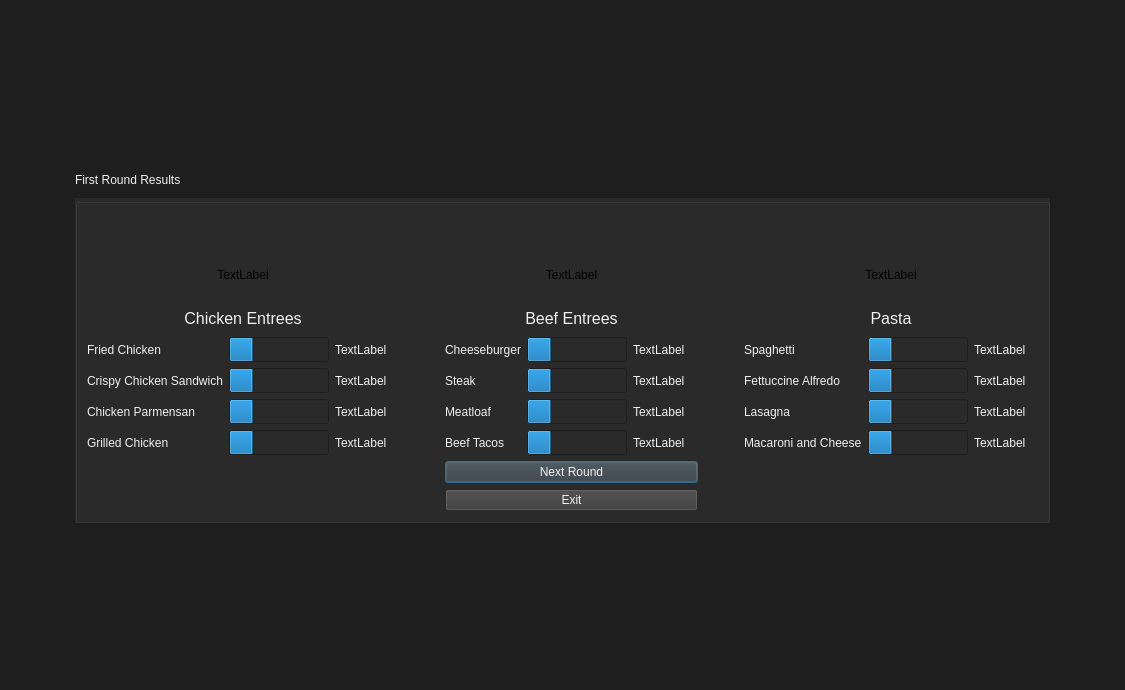
cvmxander/COP-3003-Project, file VotingApp/firstresults.ui: the form before one commit.
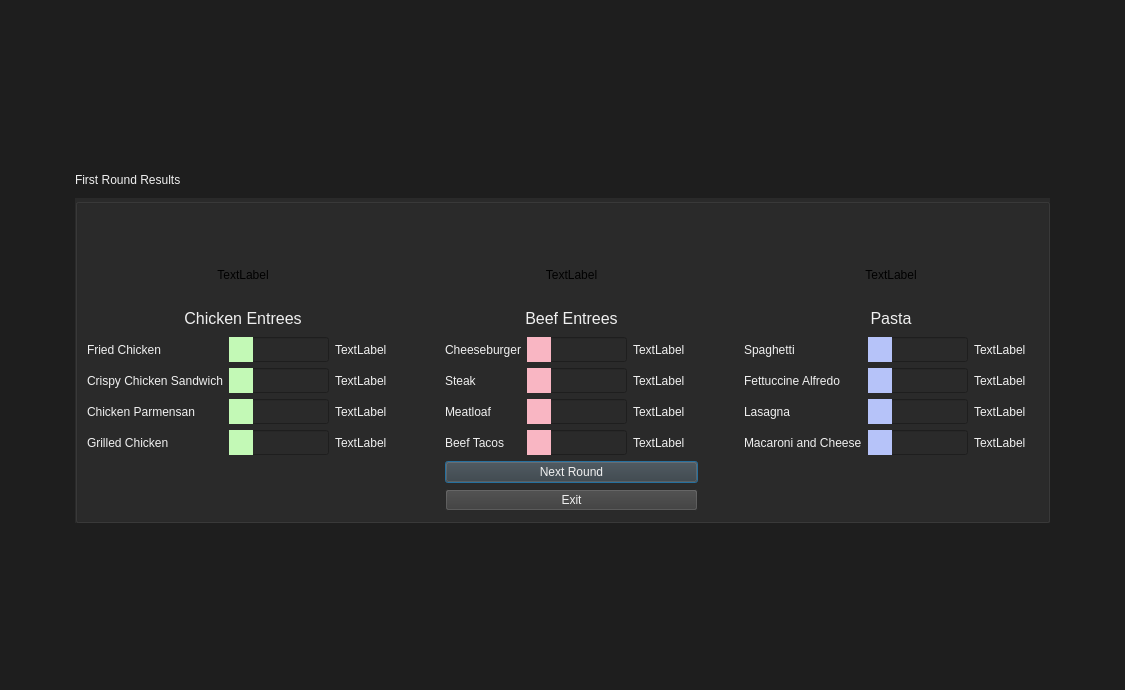
The form after the commit.

Diff of the .ui file:
```diff
--- a/VotingApp/firstresults.ui
+++ b/VotingApp/firstresults.ui
@@ -118,6 +118,11 @@
             <height>25</height>
            </size>
           </property>
+          <property name="styleSheet">
+           <string notr="true">QProgressBar::chunk {
+	background-color: rgb(182, 195, 249);
+}</string>
+          </property>
           <property name="value">
            <number>24</number>
           </property>
@@ -156,6 +161,11 @@
             <height>25</height>
            </size>
           </property>
+          <property name="styleSheet">
+           <string notr="true">QProgressBar::chunk {
+	background-color: rgb(182, 195, 249);
+}</string>
+          </property>
           <property name="value">
            <number>24</number>
           </property>
@@ -188,6 +198,11 @@
             <height>25</height>
            </size>
           </property>
+          <property name="styleSheet">
+           <string notr="true">QProgressBar::chunk {
+	background-color: rgb(249, 182, 195);
+}</string>
+          </property>
           <property name="value">
            <number>24</number>
           </property>
@@ -236,6 +251,11 @@
             <height>25</height>
            </size>
           </property>
+          <property name="styleSheet">
+           <string notr="true">QProgressBar::chunk {
+	background-color: rgb(195, 249, 182);
+}</string>
+          </property>
           <property name="value">
            <number>24</number>
           </property>
@@ -373,6 +393,11 @@
             <height>25</height>
            </size>
           </property>
+          <property name="styleSheet">
+           <string notr="true">QProgressBar::chunk {
+	background-color: rgb(249, 182, 195);
+}</string>
+          </property>
           <property name="value">
            <number>24</number>
           </property>
@@ -395,6 +420,11 @@
             <height>25</height>
            </size>
           </property>
+          <property name="styleSheet">
+           <string notr="true">QProgressBar::chunk {
+	background-color: rgb(195, 249, 182);
+}</string>
+          </property>
           <property name="value">
            <number>24</number>
           </property>
@@ -527,6 +557,11 @@
             <height>25</height>
            </size>
           </property>
+          <property name="styleSheet">
+           <string notr="true">QProgressBar::chunk {
+	background-color: rgb(182, 195, 249);
+}</string>
+          </property>
           <property name="value">
            <number>24</number>
           </property>
@@ -549,6 +584,11 @@
             <height>25</height>
            </size>
           </property>
+          <property name="styleSheet">
+           <string notr="true">QProgressBar::chunk {
+	background-color: rgb(249, 182, 195);
+}</string>
+          </property>
           <property name="value">
            <number>24</number>
           </property>
@@ -571,6 +611,11 @@
             <height>25</height>
            </size>
           </property>
+          <property name="styleSheet">
+           <string notr="true">QProgressBar::chunk {
+	background-color: rgb(182, 195, 249);
+}</string>
+          </property>
           <property name="value">
            <number>24</number>
           </property>
@@ -603,6 +648,11 @@
             <height>25</height>
            </size>
           </property>
+          <property name="styleSheet">
+           <string notr="true">QProgressBar::chunk {
+	background-color: rgb(249, 182, 195);
+}</string>
+          </property>
           <property name="value">
            <number>24</number>
           </property>
@@ -655,6 +705,11 @@
             <height>25</height>
            </size>
           </property>
+          <property name="styleSheet">
+           <string notr="true">QProgressBar::chunk {
+	background-color: rgb(195, 249, 182);
+}</string>
+          </property>
           <property name="value">
            <number>24</number>
           </property>
@@ -739,6 +794,11 @@
             <height>25</height>
            </size>
           </property>
+          <property name="styleSheet">
+           <string notr="true">QProgressBar::chunk {
+	background-color: rgb(195, 249, 182);
+}</string>
+          </property>
           <property name="value">
            <number>24</number>
           </property>
```
